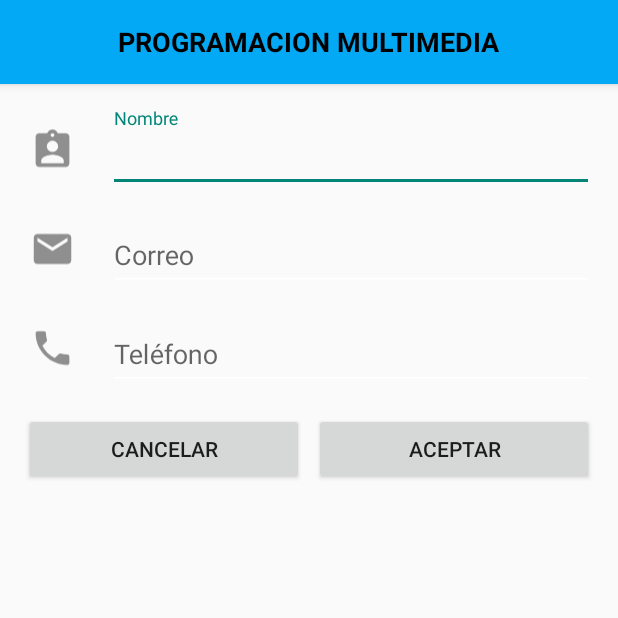
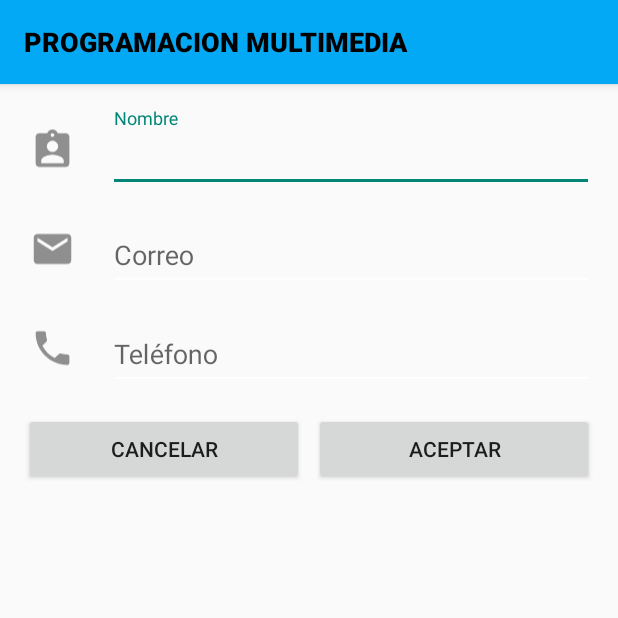
Before and after one commit to RafaelLibrero/PMDM, an Android app: the screen it shows after launch (MainActivity), on a phone screen of 412 x 824 dp, the top half of it. Run offline under Robolectric (Android 15) with nearby library versions, the phone set to English and light mode, and no system bars.

Commit message:
Estilo de la actionBar dentro de themes

```diff
--- a/app/src/main/AndroidManifest.xml
+++ b/app/src/main/AndroidManifest.xml
@@ -10,8 +10,7 @@
         android:theme="@style/Theme.ProgramacionMultimedia">
         <activity
             android:name=".DrawerNavigation"
-            android:exported="false"
-            android:theme="@style/Theme.ProgramacionMultimedia.NoActionBar">
+            android:exported="false">
             <meta-data
                 android:name="android.app.lib_name"
                 android:value="" />
--- a/app/src/main/java/com/rafaellibrero/programacionmultimedia/DrawerNavigation.java
+++ b/app/src/main/java/com/rafaellibrero/programacionmultimedia/DrawerNavigation.java
@@ -41,7 +41,7 @@ public class DrawerNavigation extends AppCompatActivity implements NavigationVie
         valor = getIntent().getStringExtra("telefono");
         number.setText(getString(R.string.drawer_phone,valor));
 
-        setSupportActionBar(toolbar);
+        getSupportActionBar().setDisplayHomeAsUpEnabled(true);
 
         ActionBarDrawerToggle toggle = new ActionBarDrawerToggle
                 (this,drawerLayout,toolbar,R.string.navigation_drawer_open,R.string.navigation_drawer_close);
--- a/app/src/main/java/com/rafaellibrero/programacionmultimedia/MainActivity.java
+++ b/app/src/main/java/com/rafaellibrero/programacionmultimedia/MainActivity.java
@@ -1,6 +1,5 @@
 package com.rafaellibrero.programacionmultimedia;
 
-import androidx.appcompat.app.ActionBar;
 import androidx.appcompat.app.AppCompatActivity;
 
 import android.content.Intent;
@@ -20,8 +19,6 @@ public class MainActivity extends AppCompatActivity {
         super.onCreate(savedInstanceState);
         setContentView(R.layout.activity_main);
 
-        getSupportActionBar().setDisplayOptions(ActionBar.DISPLAY_SHOW_CUSTOM);
-        getSupportActionBar().setCustomView(R.layout.toolbar_title_layout);
         name=findViewById(R.id.etName);
         mail=findViewById(R.id.etEmail);
         number=findViewById(R.id.etPhone);
--- a/app/src/main/res/layout/toolbar_title_layout.xml
+++ /dev/null
@@ -1,20 +0,0 @@
-<?xml version="1.0" encoding="utf-8"?>
-<LinearLayout xmlns:android="http://schemas.android.com/apk/res/android"
-    android:layout_height="match_parent"
-    android:layout_width="match_parent"
-    android:orientation="vertical"
-
-    android:gravity="center" >
-
-    <TextView
-        android:layout_width="wrap_content"
-        android:layout_height="wrap_content"
-        android:text="@string/app_name"
-        android:textAllCaps="true"
-        android:textStyle="bold"
-        android:textSize="18sp"
-        android:textColor="@color/black">
-
-    </TextView>
-
-</LinearLayout>
--- a/app/src/main/res/values/themes.xml
+++ b/app/src/main/res/values/themes.xml
@@ -12,6 +12,7 @@
         <!-- Status bar color. -->
         <item name="android:statusBarColor" tools:targetApi="l">?attr/colorPrimaryVariant</item>
 
+        <item name="actionBarStyle">@style/MyActionBar</item>
         <!-- Customize your theme here. -->
     </style>
 
@@ -19,4 +20,20 @@
         <item name="windowActionBar">false</item>
         <item name="windowNoTitle">true</item>
     </style>
+
+    <!-- ActionBar Style. -->
+
+    <style name="MyActionBar" parent="@style/Widget.AppCompat.ActionBar">
+        <item name="titleTextStyle">@style/MyActionBarTitle</item>
+        <item name="background">@color/light_blue</item>
+    </style>
+
+    <style name="MyActionBarTitle" parent="@style/TextAppearance.AppCompat.Widget.ActionBar.Title">
+        <item name="android:text">"@string/app_name"</item>
+        <item name="android:textAllCaps">true</item>
+        <item name="android:textStyle">bold</item>
+        <item name="android:textSize">18sp</item>
+        <item name="android:textColor">@color/black</item>
+    </style>
+
 </resources>
```
